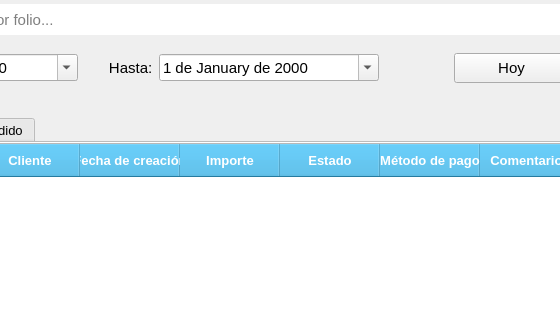
Above: src/AdministrarVentas/Ui_AdministrarVentas.ui from ivanperez-7/printpos before the change; both pictures show x 249 to 809 and y 85 to 405 of the 1161 by 731 pixel window. Below: the same form after it.
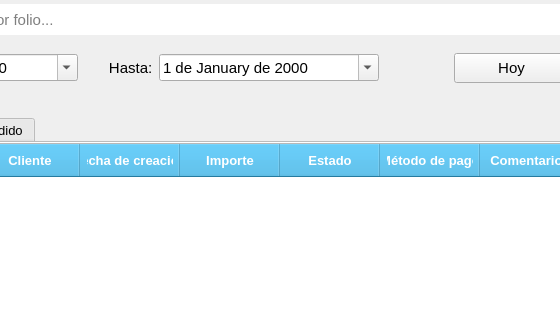
That is the form after the change. Icons and pictures are not drawn.

```diff
--- a/src/AdministrarVentas/Ui_AdministrarVentas.ui
+++ b/src/AdministrarVentas/Ui_AdministrarVentas.ui
@@ -582,9 +582,7 @@
 	font: bold 10pt;
 	color: rgb(255, 255, 255);
 	background-color: rgb(52, 172, 224);
-
-	padding-top: 7px;
-	padding-bottom: 7px;
+	padding: 7px;
 }
 
 QTableView::item{
```
Left out of the diff: 4 changed lines with no effect on the pictures.
